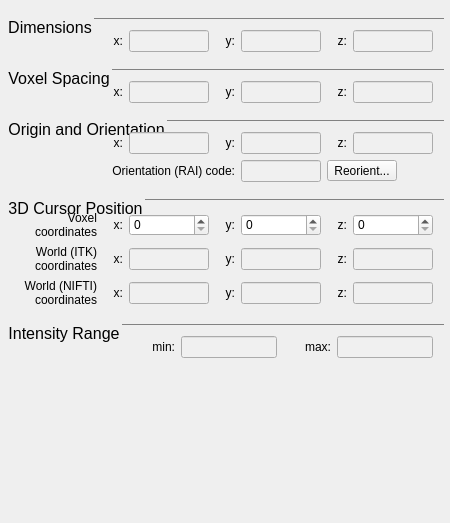
First picture: the form in GUI/Qt/Components/ImageInfoInspector.ui, repository pyushkevich/itksnap, before the edit.
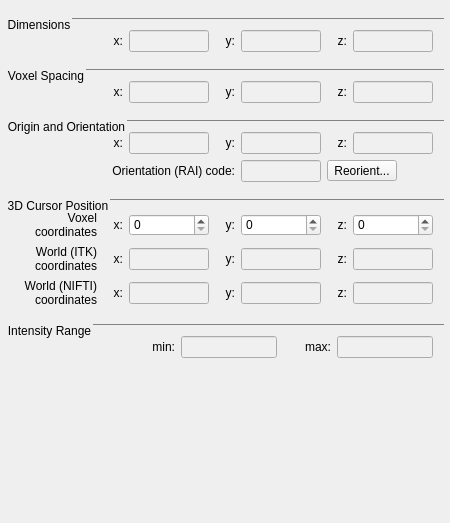
Second picture: the form after the edit.

Commit message: Fixed Linux display issues (interactor widgets hiding main widgets, crashing of VTK renderer widgets, font size issues

Patch:
```diff
--- a/GUI/Qt/Components/ImageInfoInspector.ui
+++ b/GUI/Qt/Components/ImageInfoInspector.ui
@@ -18,7 +18,7 @@
   background-origin: content;
   margin-top: 2.5ex;
   font-weight: normal;
-  font-size: 12pt;
+  font-size: 12px;
   font-family: helvetica;
   color: black;
   padding: 5px;
```
The commit also changes 18 other files.
